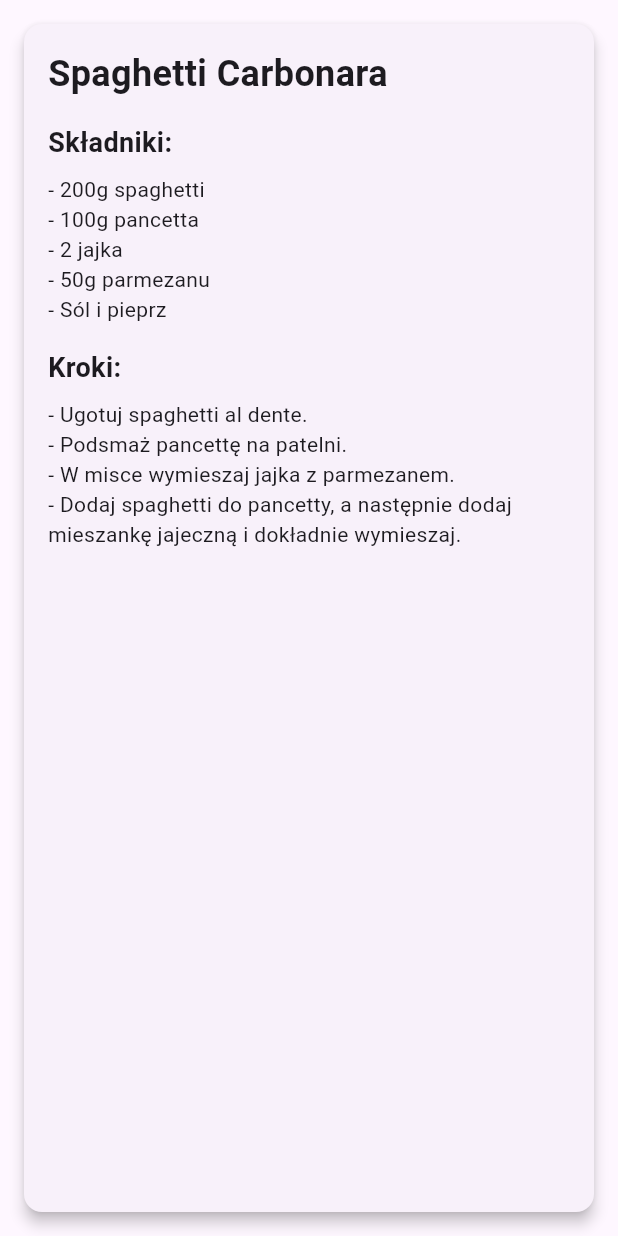
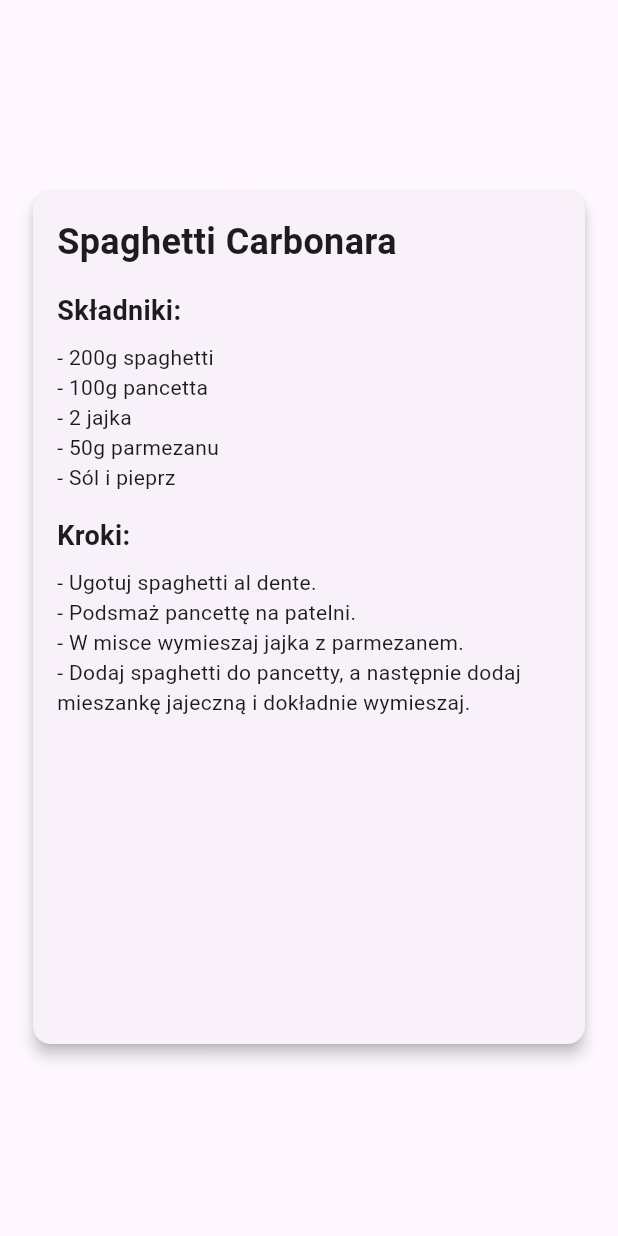
Before and after one commit to JKozina02/booking_cook, a Flutter app: the RecipeCard widget shown alone on an empty page, opened directly with sample values from the repository, on a phone screen of 412 x 824 dp. Run offline on Flutter 3.47's test engine with Material 3 defaults, Android fonts, the phone set to English and light mode, and no system bars.

Commit message:
Added option to inspect your recipes by clicking them

```diff
--- a/lib/main.dart
+++ b/lib/main.dart
@@ -1,6 +1,5 @@
 import 'package:booking_cook/widgets/home_page.dart';
 import 'package:flutter/material.dart';
-import './widgets/top_menu.dart';
 
 void main() {
   runApp(const MyApp());
--- a/lib/model/models.dart
+++ b/lib/model/models.dart
@@ -2,11 +2,13 @@ class Recipe{
   String recipeName;
   List<String> recipeIngredients;
   List<String> recipeSteps;
+  String? imagePath;
 
   Recipe({
     required this.recipeName,
     required this.recipeIngredients,
-    required this.recipeSteps
+    required this.recipeSteps,
+    this.imagePath
   });
 }
 
--- /dev/null
+++ b/lib/widgets/full_recipe_card.dart
@@ -0,0 +1,51 @@
+import 'package:flutter/material.dart';
+
+import '../model/models.dart';
+
+class RecipeCard extends StatelessWidget {
+  final Recipe recipe;
+
+  // Konstruktor przyjmujący obiekt Recipe
+  const RecipeCard({Key? key, required this.recipe}) : super(key: key);
+
+  @override
+  Widget build(BuildContext context) {
+    return Center(
+      child: SizedBox(
+        width: 400,
+        height: 600,
+        child: Card(
+          elevation: 4,
+          margin: EdgeInsets.all(16),
+          child: Padding(
+            padding: EdgeInsets.all(16),
+            child: Column(
+              crossAxisAlignment: CrossAxisAlignment.start,
+              children: [
+                Text(
+                  recipe.recipeName,
+                  style: const TextStyle(fontSize: 24, fontWeight: FontWeight.bold),
+                ),
+                const SizedBox(height: 16),
+                const Text(
+                  'Składniki:',
+                  style: TextStyle(fontSize: 18, fontWeight: FontWeight.w600),
+                ),
+                const SizedBox(height: 8),
+                  ...recipe.recipeIngredients.map((ingredient) => Text('- $ingredient')),
+                const SizedBox(height: 16),
+                const Text(
+                  'Kroki:',
+                  style: TextStyle(fontSize: 18, fontWeight: FontWeight.w600),
+                ),
+
+                const SizedBox(height: 8),
+                ...recipe.recipeSteps.map((step) => Text('- $step')),
+              ],
+            ),
+          ),
+        ),
+      ),
+    );
+  }
+}
--- a/lib/widgets/recipe_card.dart
+++ /dev/null
@@ -1,53 +0,0 @@
-import 'package:flutter/material.dart';
-
-import '../model/models.dart';
-
-class RecipeCard extends StatelessWidget {
-  final Recipe recipe;
-
-  // Konstruktor przyjmujący obiekt Recipe
-  const RecipeCard({Key? key, required this.recipe}) : super(key: key);
-
-  @override
-  Widget build(BuildContext context) {
-    return Card(
-      elevation: 4,
-      margin: EdgeInsets.all(16),
-      child: Padding(
-        padding: EdgeInsets.all(16),
-        child: Column(
-          crossAxisAlignment: CrossAxisAlignment.start,
-          children: [
-            // Wyświetlanie nazwy przepisu
-            Text(
-              recipe.recipeName,
-              style: const TextStyle(fontSize: 24, fontWeight: FontWeight.bold),
-            ),
-
-            const SizedBox(height: 16),
-
-            // Wyświetlanie sekcji Składniki
-            const Text(
-              'Składniki:',
-              style: TextStyle(fontSize: 18, fontWeight: FontWeight.w600),
-            ),
-
-            const SizedBox(height: 8),
-            ...recipe.recipeIngredients.map((ingredient) => Text('- $ingredient')),
-
-            const SizedBox(height: 16),
-
-            // Wyświetlanie sekcji Kroki
-            const Text(
-              'Kroki:',
-              style: TextStyle(fontSize: 18, fontWeight: FontWeight.w600),
-            ),
-
-            const SizedBox(height: 8),
-            ...recipe.recipeSteps.map((step) => Text('- $step')),
-          ],
-        ),
-      ),
-    );
-  }
-}
```
Also changed, not shown: lib/widgets/home_page.dart (+38 -17 lines), lib/widgets/new_recipe_page.dart (added, +16 -0 lines), lib/widgets/recipe_list.dart (+19 -21 lines), lib/widgets/search_page.dart (added, +20 -0 lines), lib/widgets/small_recipe_card.dart (added, +33 -0 lines), lib/src/stock_background.png (added).
